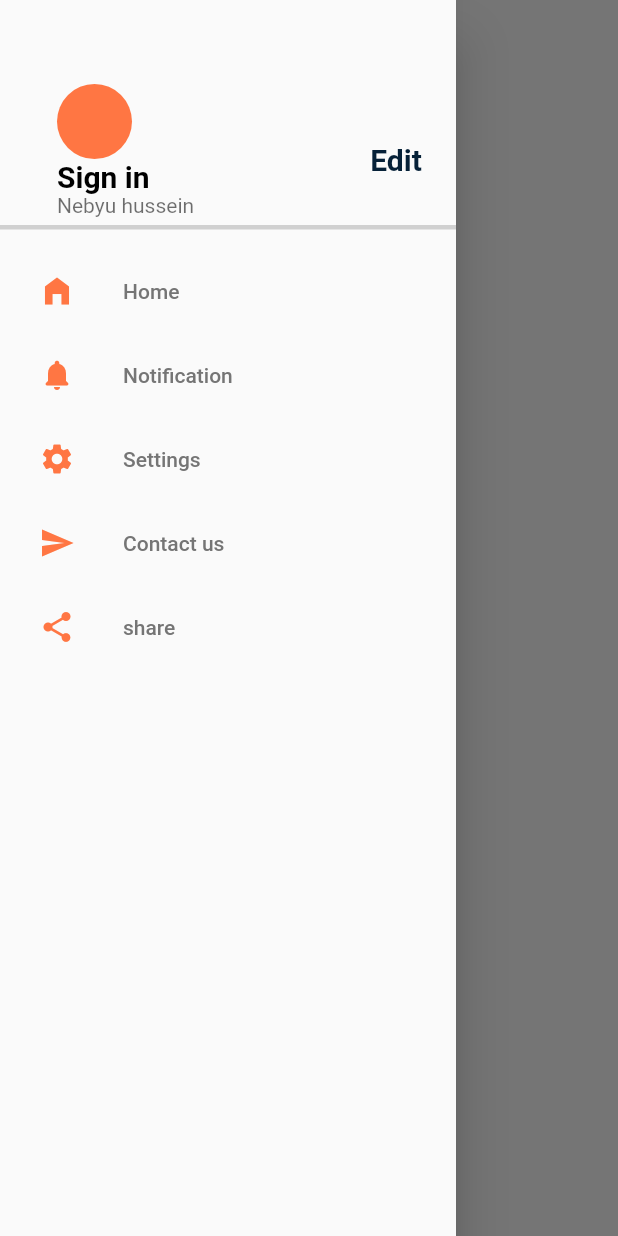
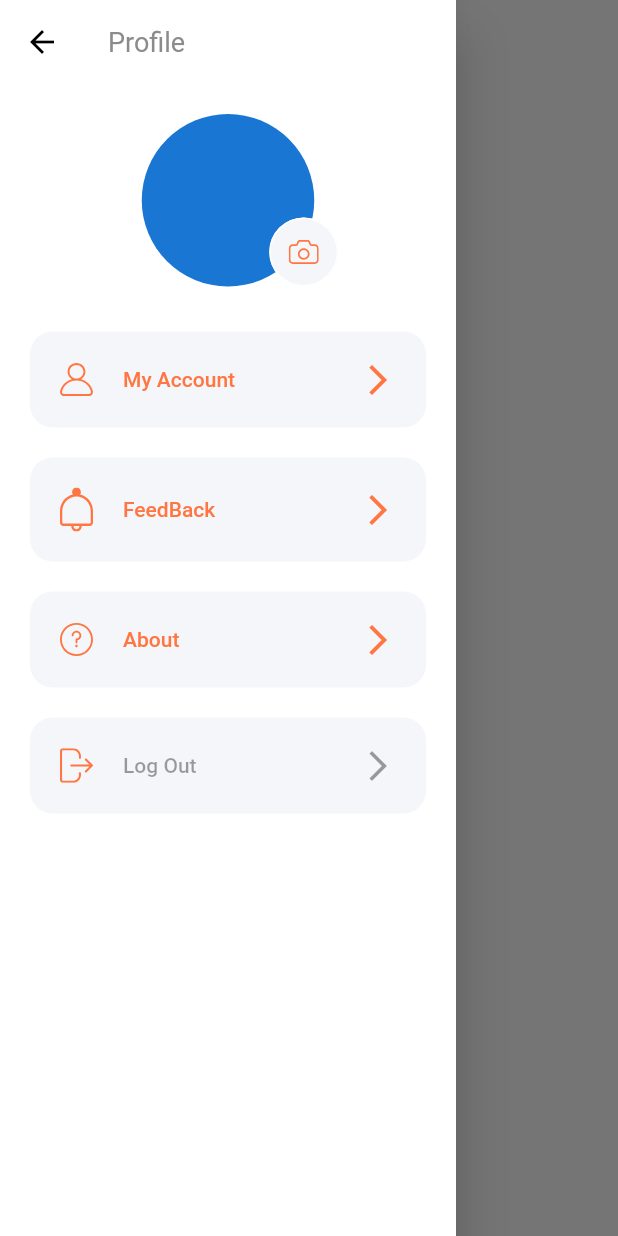
Before and after one commit to Nebaki/VIMS, a Flutter app: the Homepage screen opened by its route, with the side drawer open, on a phone screen of 412 x 824 dp. Run offline on Flutter 3.47's test engine with Material 2 defaults, Android fonts, the phone set to English and light mode, and no system bars; our stand-ins replace flutter_svg.

Commit message:
Initial commit

```diff
--- a/lib/main.dart
+++ b/lib/main.dart
@@ -3,6 +3,9 @@ import 'package:mob_app/screen/Forgot_pass/ForgotPass.dart';
 import 'package:mob_app/screen/Home/hompage.dart';
 import 'package:mob_app/screen/Sign%20in/Signin.dart';
 import 'package:mob_app/screen/Sign%20up/Signup.dart';
+import 'package:mob_app/screen/otp/otp.dart';
+import 'package:mob_app/screen/profile/components/profile_edit.dart';
+import 'package:mob_app/screen/profile/profile_screen.dart';
 import 'package:mob_app/util/themes.dart';
 
 void main() {
@@ -20,7 +23,10 @@ class MyApp extends StatelessWidget {
         '/':(context) => Signin(),
         "/signup":(context) => SignUp(),
         "/homepage":(context) => Homepage(),
-        "/forgot_pass":(context) => ForgotPass()
+        "/forgot_pass":(context) => ForgotPass(),
+        "/otp":(context) => OtpScreen(),
+        "/profile":(context) => ProfileScreen(),
+        "/profile_edit":(context) => ProfileEdit()
       },
     );
   }
--- a/lib/screen/drawer/drawer.dart
+++ b/lib/screen/drawer/drawer.dart
@@ -1,6 +1,7 @@
 import 'package:flutter/material.dart';
 import 'package:flutter/src/widgets/container.dart';
 import 'package:flutter/src/widgets/framework.dart';
+import 'package:mob_app/screen/profile/profile_screen.dart';
 import 'package:mob_app/util/constants.dart';
 
 class drawer extends StatelessWidget {
@@ -9,93 +10,7 @@ class drawer extends StatelessWidget {
   @override
   Widget build(BuildContext context) {
     return Drawer(
-      child: ListView(
-        padding: EdgeInsets.zero,
-        children: [
-          SizedBox(
-            height: 150,
-            child: Padding(
-              padding: const EdgeInsets.only(left: 18.0, top: 38),
-              child: SingleChildScrollView(
-                child: Row(
-                  mainAxisAlignment: MainAxisAlignment.spaceBetween,
-                  children: [
-                    Padding(
-                      padding: const EdgeInsets.only(top:18.0,left: 20),
-                      child: Column(
-                        crossAxisAlignment: CrossAxisAlignment.start,
-                        mainAxisAlignment: MainAxisAlignment.start,
-                        children: [
-                          const CircleAvatar(
-                            radius: 25,
-                            backgroundColor:kPrimaryColor,
-                            // backgroundImage: AssetImage(''),
-                          ),
-                          InkWell(
-                            onTap: () {},
-                            child: const Text(
-                              "Sign in",
-                              style: TextStyle(
-                                  fontSize: 20,
-                                  fontWeight: FontWeight.bold,
-                                  color: Colors.black),
-                            ),
-                          ),
-                          const Text(
-                            "Nebyu hussein",
-                            style: TextStyle(color: Color.fromARGB(145, 0, 0, 0)),
-                          )
-                        ],
-                      ),
-                    ),
-                    Padding(
-                      padding: const EdgeInsets.only(right:8.0,top: 30),
-                      child:  TextButton(onPressed: (){}, child: const Text("Edit",style: TextStyle(fontSize: 20,fontWeight: FontWeight.bold,color: Color.fromARGB(255, 6, 33, 56)),))
-                    )
-                  ],
-                ),
-              ),
-            ),
-          ),
-          const Divider(
-            color: Color.fromARGB(43, 0, 0, 0),
-            height: 3,
-            thickness: 3,
-          ),
-          Padding(
-            padding: const EdgeInsets.only(left: 10.0, top: 13),
-            child: Column(
-              children: [
-                ListTile(
-                  leading: const Icon(Icons.home_filled,color: kPrimaryColor,),
-                  title: const Text("Home"),
-                  onTap: (){}
-                ),
-                ListTile(
-                  leading: const Icon(Icons.notifications_rounded,color: kPrimaryColor,),
-                  title: const Text("Notification"),
-                  onTap: () {},
-                ),
-                ListTile(
-                  leading: const Icon(Icons.settings,color: kPrimaryColor,),
-                  title: const Text("Settings"),
-                  onTap: () {},
-                ),
-                ListTile(
-                  leading: const Icon(Icons.send,color: kPrimaryColor,),
-                  title: const Text("Contact us"),
-                  onTap: () {},
-                ),
-                ListTile(
-                  leading: const Icon(Icons.share,color: kPrimaryColor,),
-                  title: const Text("share"),
-                  onTap: (){},
-                ),
-              ],
-            ),
-          ),
-        ],
-      ),
+      child: ProfileScreen(),
     );
   }
 }
--- /dev/null
+++ b/lib/screen/profile/components/body.dart
@@ -0,0 +1,63 @@
+import 'dart:convert';
+
+import 'package:flutter/material.dart';
+
+import 'profile_menu.dart';
+import 'profile_pic.dart';
+
+class Body extends StatefulWidget {
+  @override
+  _Body createState() => _Body();
+}
+
+class _Body extends State<Body> {
+
+  late Future profile;
+  @override
+
+  Widget build(BuildContext context) {
+    return SingleChildScrollView(
+      padding: EdgeInsets.symmetric(vertical: 20),
+      child: Column(
+        children: [
+          ProfilePic(),
+          SizedBox(height: 20),
+          ProfileMenu(
+            text: "My Account",
+            icon: "assets/icons/User Icon.svg",
+            press: () => Navigator.pushNamed(context, "/profile_edit")
+          ),
+          ProfileMenu(
+            text: "FeedBack",
+            icon: "assets/icons/Bell.svg",
+            press: () {
+
+            },
+          ),
+          // ProfileMenu(
+          //   text: "",
+          //   icon: "assets/icons/Settings.svg",
+          //   press: () {},
+          // ),
+          ProfileMenu(
+            text: "About",
+            icon: "assets/icons/Question mark.svg",
+            press: () {
+
+            },
+          ),
+          GestureDetector(
+            onTap: () => Navigator.pushNamedAndRemoveUntil(context, "/", (route) => false),
+            child: ProfileMenu(
+              text: "Log Out",
+              icon: "assets/icons/Log out.svg",
+
+            ),
+          ),
+        ],
+      ),
+    );
+  }
+}
+
+// ···
--- /dev/null
+++ b/lib/screen/profile/components/profile_menu.dart
@@ -0,0 +1,46 @@
+import 'package:flutter/material.dart';
+import 'package:flutter_svg/flutter_svg.dart';
+
+import '../../../util/constants.dart';
+
+
+class ProfileMenu extends StatelessWidget {
+  const ProfileMenu({
+    Key? key,
+    required this.text,
+    required this.icon,
+    this.press,
+  }) : super(key: key);
+
+  final String text, icon;
+  final VoidCallback? press;
+
+  @override
+  Widget build(BuildContext context) {
+    return Padding(
+      padding: EdgeInsets.symmetric(horizontal: 20, vertical: 10),
+      child: TextButton(
+        style: TextButton.styleFrom(
+          foregroundColor: kPrimaryColor,
+          padding: EdgeInsets.all(20),
+          shape:
+              RoundedRectangleBorder(borderRadius: BorderRadius.circular(15)),
+          backgroundColor: Color(0xFFF5F6F9),
+        ),
+        onPressed: press,
+        child: Row(
+          children: [
+            SvgPicture.asset(
+              icon,
+              color: kPrimaryColor,
+              width: 22,
+            ),
+            SizedBox(width: 20),
+            Expanded(child: Text(text)),
+            Icon(Icons.arrow_forward_ios),
+          ],
+        ),
+      ),
+    );
+  }
+}
--- /dev/null
+++ b/lib/screen/profile/components/profile_pic.dart
@@ -0,0 +1,49 @@
+import 'package:flutter/material.dart';
+import 'package:flutter_svg/flutter_svg.dart';
+import 'package:mob_app/util/constants.dart';
+
+class ProfilePic extends StatelessWidget {
+  const ProfilePic({
+    Key? key,
+  }) : super(key: key);
+
+  @override
+  Widget build(BuildContext context) {
+    return SizedBox(
+      height: 115,
+      width: 115,
+      child: Stack(
+        fit: StackFit.expand,
+        clipBehavior: Clip.none,
+        children: [
+          const CircleAvatar(),
+          Positioned(
+            right: -16,
+            bottom: 0,
+            child: SizedBox(
+              height: 46,
+              width: 46,
+              child: TextButton(
+                style: TextButton.styleFrom(
+                  shape: RoundedRectangleBorder(
+                    borderRadius: BorderRadius.circular(50),
+                    side: const BorderSide(color: Colors.white),
+                  ),
+                  foregroundColor: Colors.white,
+                  backgroundColor: const Color(0xFFF5F6F9),
+                ),
+                onPressed: () {
+                  Navigator.pop(context);
+                },
+                child: SvgPicture.asset(
+                  "assets/icons/Camera Icon.svg",
+                  color: kPrimaryColor,
+                ),
+              ),
+            ),
+          )
+        ],
+      ),
+    );
+  }
+}
--- /dev/null
+++ b/lib/screen/profile/profile_screen.dart
@@ -0,0 +1,18 @@
+
+
+import 'package:flutter/material.dart';
+
+import 'components/body.dart';
+
+class ProfileScreen extends StatelessWidget {
+  static String routeName = "/profile";
+  @override
+  Widget build(BuildContext context) {
+    return Scaffold(
+      appBar: AppBar(
+        title: Text("Profile"),
+      ),
+      body: Body(),
+    );
+  }
+}
--- a/pubspec.yaml
+++ b/pubspec.yaml
@@ -61,7 +61,7 @@ flutter:
 
   # To add assets to your application, add an assets section, like this:
   assets:
-    - assets/images/
+    # - assets/images/
     - assets/icons/
 
   # An image asset can refer to one or more resolution-specific "variants", see
```
Also changed, not shown: lib/screen/Forgot_pass/ForgotPass.dart (+17 -15 lines), lib/screen/otp/components/otp_form.dart (added, +117 -0 lines), lib/screen/otp/otp.dart (+66 -0 lines), lib/screen/profile/components/profile_edit.dart (added, +210 -0 lines), lib/util/constants.dart (+18 -0 lines).
